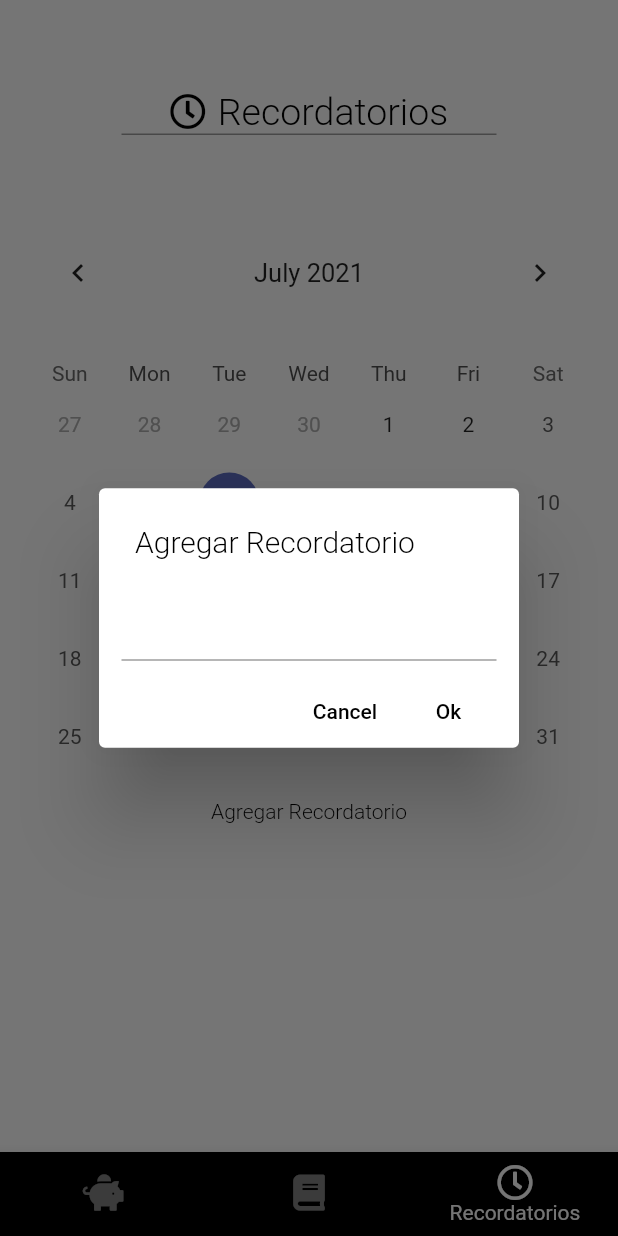
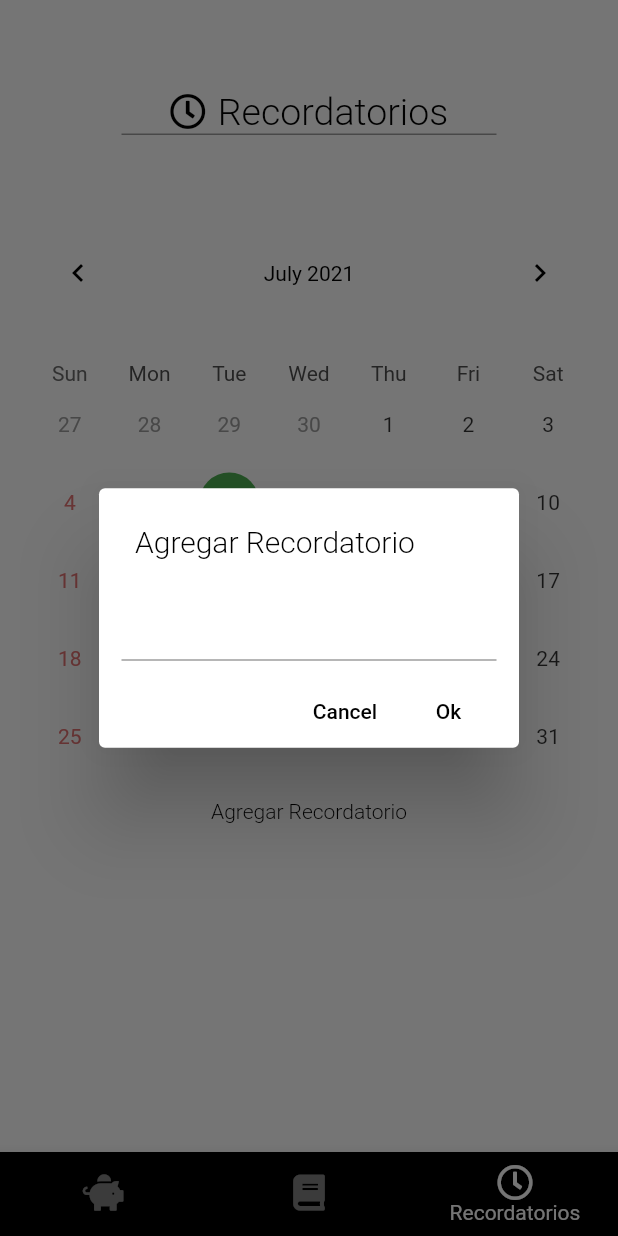
Before and after one commit to Sloot04/expenses_app, a Flutter app: the screen it shows after launch, item 3 of the bottom bar chosen, after a tap on "Agregar Recordatorio", on a phone screen of 412 x 824 dp. Run offline on Flutter 3.47's test engine with Material 2 defaults, Android fonts, the phone set to English and light mode, and no system bars; drawn by our look-alikes of table_calendar; our stand-ins replace animate_do, font_awesome_flutter.

Commit message:
dark mode finished

```diff
--- a/lib/src/model/theme_changer_model.dart
+++ b/lib/src/model/theme_changer_model.dart
@@ -2,13 +2,30 @@ import 'package:flutter/material.dart';
 
 class ThemeChangerModel with ChangeNotifier {
   bool _isDark = false;
-
+  Color _backgroundColor = Colors.white;
+  Color _titleColor = Colors.black;
+  double _opacity = 0.4;
 
   bool get isDark => this._isDark;
+  Color get backgroundColor => this._backgroundColor;
+  Color get titleColor => this._titleColor;
+  double get opacity => this._opacity;
 
   set isDark(bool value) {
     this._isDark = value;
-
+    colors(_isDark);
     notifyListeners();
   }
+
+  void colors(bool isDark) {
+    if (isDark) {
+      _backgroundColor = Colors.black87;
+      _titleColor = Colors.white;
+      _opacity = 0.7;
+    } else {
+      _backgroundColor = Colors.white;
+      _titleColor = Colors.black;
+      _opacity = 0.4;
+    }
+  }
 }
--- a/lib/src/pages/calendar_page.dart
+++ b/lib/src/pages/calendar_page.dart
@@ -36,9 +36,9 @@ class _CalendarPageState extends State<CalendarPage> {
 
   @override
   Widget build(BuildContext context) {
-    final isDark = Provider.of<ThemeChangerModel>(context).isDark;
+    final colors = Provider.of<ThemeChangerModel>(context);
     return Scaffold(
-      backgroundColor: isDark ? Colors.black87 : Colors.white,
+      backgroundColor: colors.backgroundColor,
       body: Container(
         margin: EdgeInsets.all(20),
         child: Column(
@@ -47,7 +47,7 @@ class _CalendarPageState extends State<CalendarPage> {
             TitleCustom(
               title: 'Recordatorios',
               icon: FontAwesomeIcons.clock,
-              titleColor: isDark ? Colors.white : Colors.black,
+              titleColor: colors.titleColor,
             ),
             SizedBox(height: 25.0),
             calendarBuilder(),
@@ -62,8 +62,8 @@ class _CalendarPageState extends State<CalendarPage> {
                   ..._getEventsfromDay(_selectedDay).map(
                     (Event event) => Column(
                       children: [
-                        Text(event.title, style: TextStyle(fontSize: 18)),
-                        Divider(indent: 60, endIndent: 60),
+                        Text(event.title, style: TextStyle(fontSize: 18, color: colors.titleColor, fontWeight: FontWeight.w300)),
+                        Divider(indent: 60, endIndent: 60, color: colors.titleColor.withOpacity(0.7),),
                       ],
                     ),
                   ),
@@ -79,30 +79,29 @@ class _CalendarPageState extends State<CalendarPage> {
 
   TextButton bottomRecordatorioBuilder(BuildContext context) {
     final isDark = Provider.of<ThemeChangerModel>(context).isDark;
+    final colors = Provider.of<ThemeChangerModel>(context);
     return TextButton(
         onPressed: () => showDialog(
               context: context,
               builder: (context) => AlertDialog(
-
                 backgroundColor: isDark ? Colors.grey.shade800 : Colors.white,
                 actionsPadding: EdgeInsets.symmetric(horizontal: 15),
                 insetPadding: EdgeInsets.symmetric(horizontal: 65),
                 title: Text(
                   "Agregar Recordatorio",
                   style: TextStyle(
-                      color: isDark ? Colors.white : Colors.black,
-                      fontWeight: FontWeight.w300),
+                      color: colors.titleColor, fontWeight: FontWeight.w300),
                 ),
                 contentPadding: EdgeInsets.all(0),
                 contentTextStyle: TextStyle(fontSize: 0),
                 actionsOverflowButtonSpacing: 10,
                 actions: [
                   TextFormField(
-                    cursorColor: isDark? Colors.white : Colors.black,
-                     style: TextStyle(color: isDark? Colors.white : Colors.black),
+                    cursorColor: colors.titleColor,
+                    style: TextStyle(color: colors.titleColor),
                     decoration: InputDecoration(
                       focusedBorder: UnderlineInputBorder(
-                          borderSide: BorderSide(color: isDark? Colors.white : Colors.black)),
+                          borderSide: BorderSide(color: colors.titleColor)),
                     ),
                     controller: _eventController,
                   ),
@@ -112,9 +111,7 @@ class _CalendarPageState extends State<CalendarPage> {
                       TextButton(
                           onPressed: () => Navigator.pop(context),
                           child: Text("Cancel",
-                              style: TextStyle(
-                                  color:
-                                      isDark ? Colors.white : Colors.black))),
+                              style: TextStyle(color: colors.titleColor))),
                       SizedBox(
                         width: 5,
                       ),
@@ -138,9 +135,7 @@ class _CalendarPageState extends State<CalendarPage> {
                             }
                           },
                           child: Text("Ok",
-                              style: TextStyle(
-                                  color:
-                                      isDark ? Colors.white : Colors.black))),
+                              style: TextStyle(color: colors.titleColor))),
                     ],
                   ),
                 ],
@@ -148,13 +143,14 @@ class _CalendarPageState extends State<CalendarPage> {
             ),
         child: Text("Agregar Recordatorio",
             style: TextStyle(
-                color: isDark ? Colors.white : Colors.black,
-                fontWeight: FontWeight.w300)));
+                color: colors.titleColor, fontWeight: FontWeight.w300)));
   }
 
   TableCalendar<Event> calendarBuilder() {
+    final colors = Provider.of<ThemeChangerModel>(context);
     return TableCalendar(
         firstDay: DateTime.utc(2020, 1, 1),
+        weekendDays: [DateTime.sunday],
         focusedDay: _focusedDay,
         lastDay: DateTime.now().add(Duration(days: 365)),
         startingDayOfWeek: StartingDayOfWeek.sunday,
@@ -170,11 +166,26 @@ class _CalendarPageState extends State<CalendarPage> {
         //Estilos
 
         headerStyle: HeaderStyle(
+          leftChevronIcon: Icon(
+            Icons.chevron_left,
+            color: colors.titleColor,
+          ),
+          rightChevronIcon: Icon(
+            Icons.chevron_right,
+            color: colors.titleColor,
+          ),
           titleCentered: true,
+          titleTextStyle: TextStyle(color: colors.titleColor),
           headerPadding: EdgeInsets.symmetric(vertical: 35),
           formatButtonVisible: false,
         ),
         calendarStyle: CalendarStyle(
+          todayDecoration: BoxDecoration(color: Colors.green.withOpacity(colors.opacity), shape: BoxShape.circle),
+          selectedDecoration: BoxDecoration(color: Colors.green, shape: BoxShape.circle),
+          outsideTextStyle: TextStyle(color: Colors.grey.shade500),
+          defaultTextStyle:
+              TextStyle(color: colors.titleColor.withOpacity(0.8)),
+          weekendTextStyle: TextStyle(color: Colors.red.shade300),
           markersMaxCount: 1,
         ));
   }
--- a/lib/src/pages/historial_page.dart
+++ b/lib/src/pages/historial_page.dart
@@ -12,10 +12,10 @@ class HistorialPage extends StatelessWidget {
   Widget build(BuildContext context) {
     final listaMovimiento =
         Provider.of<MovimientosModel>(context).listaMovimientos.reversed;
-    final isDark = Provider.of<ThemeChangerModel>(context).isDark;
+    final colors = Provider.of<ThemeChangerModel>(context);
     final colorText = TextStyle(color: Colors.white);
     return Scaffold(
-      backgroundColor: isDark ? Colors.black87 : Colors.white,
+      backgroundColor: colors.backgroundColor,
       body: Center(
         child: Container(
           margin: EdgeInsets.all(20),
@@ -26,7 +26,7 @@ class HistorialPage extends StatelessWidget {
                 icon: FontAwesomeIcons.book,
                 title: 'Últimos movimientos',
                 underline: 320.0,
-                titleColor: isDark ? Colors.white : Colors.black,
+                titleColor: colors.titleColor,
               ),
               SizedBox(height: 25.0),
               if (listaMovimiento.length == 0)
@@ -72,17 +72,14 @@ class HistorialPage extends StatelessWidget {
 
   List<DataRow> dataRow(listaMovimiento, context) {
     final isDark = Provider.of<ThemeChangerModel>(context).isDark;
+    final colors = Provider.of<ThemeChangerModel>(context);
     final textStyle =
         TextStyle(color: Colors.white, fontWeight: FontWeight.w300);
     final List<DataRow> lista = listaMovimiento.map<DataRow>((movimiento) {
       return DataRow(
           color: (movimiento.monto.toString()[0] == '-')
-              ? MaterialStateProperty.all(isDark
-                  ? Colors.red.withOpacity(0.7)
-                  : Colors.red.withOpacity(0.4))
-              : MaterialStateProperty.all(isDark
-                  ? Colors.green.withOpacity(0.7)
-                  : Colors.green.withOpacity(0.4)),
+              ? MaterialStateProperty.all(Colors.red.withOpacity(colors.opacity))
+              : MaterialStateProperty.all(Colors.green.withOpacity(colors.opacity)),
           cells: <DataCell>[
             DataCell(Text(
               movimiento.motivo,
--- a/lib/src/pages/saldo_page.dart
+++ b/lib/src/pages/saldo_page.dart
@@ -25,7 +25,7 @@ class _SaldoPageState extends State<SaldoPage> {
     );
 
     return Scaffold(
-      backgroundColor: appTheme.isDark ? Colors.black87 : Colors.white,
+      backgroundColor: appTheme.backgroundColor,
       body: Center(
         child: Container(
           margin: EdgeInsets.all(20),
@@ -37,7 +37,7 @@ class _SaldoPageState extends State<SaldoPage> {
                 icon: FontAwesomeIcons.piggyBank,
                 underline: 180.0,
                 animated: false,
-                titleColor: appTheme.isDark ? Colors.white : Colors.black,
+                titleColor: appTheme.titleColor,
               ),
               Text(
                 "\$${currentsaldo.toStringAsFixed(2)}",
@@ -62,7 +62,7 @@ class _SaldoPageState extends State<SaldoPage> {
                       colorHint:
                           appTheme.isDark ? Colors.grey.shade500 : Colors.grey,
                       opacity: appTheme.isDark ? 0.5 : 0.3,
-                      textColor: appTheme.isDark ? Colors.white : Colors.black,
+                      textColor: appTheme.titleColor,
                     ),
                     SizedBox(height: 20),
                     Padding(
@@ -72,7 +72,7 @@ class _SaldoPageState extends State<SaldoPage> {
                     FormCustom(
                       esIngreso: false,
                       color: Colors.red,
-                      textColor: appTheme.isDark ? Colors.white : Colors.black,
+                      textColor: appTheme.titleColor,
                       hintTextMotivo: "Motivo de su gasto",
                       hintTextImporte: "Monto de su gasto",
                       colorHint:
@@ -96,11 +96,11 @@ class _SaldoPageState extends State<SaldoPage> {
         child: appTheme.isDark
             ? Icon(
                 Icons.light_mode_rounded,
-                color: appTheme.isDark ? Colors.white : Colors.black,
+                color: appTheme.titleColor,
               )
             : Icon(
                 Icons.dark_mode_rounded,
-                color: appTheme.isDark ? Colors.white : Colors.black,
+                color: appTheme.titleColor,
               ),
       ),
       floatingActionButtonLocation: FloatingActionButtonLocation.endTop,
```
